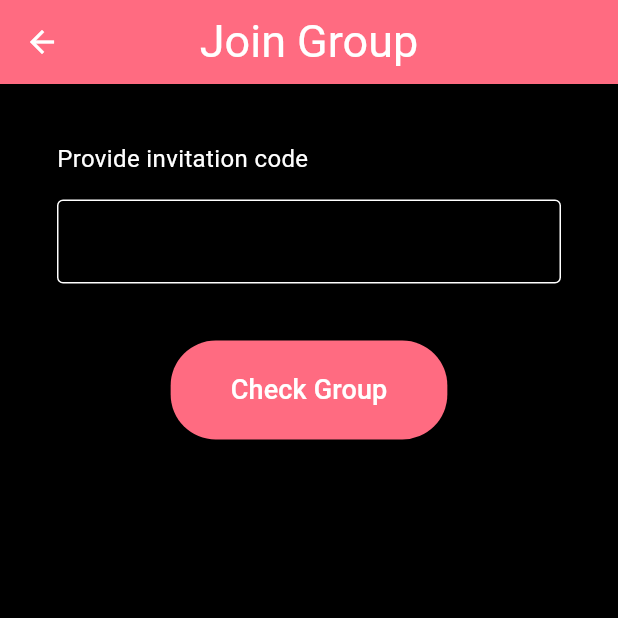
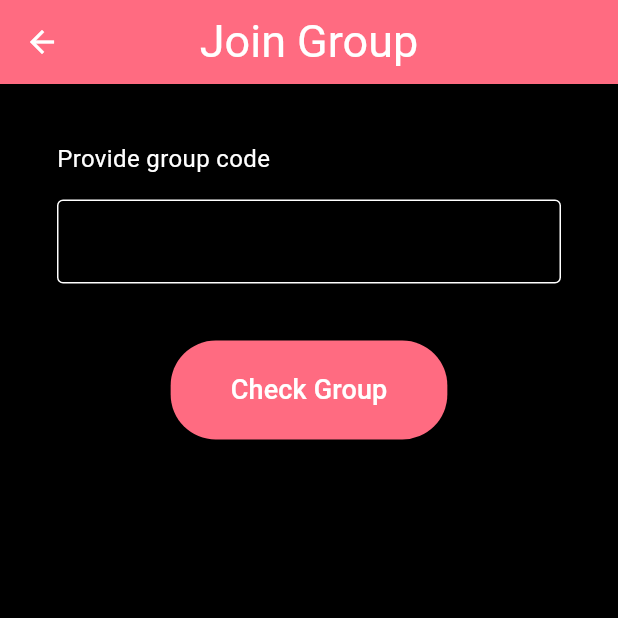
Before and after one commit to KrzysKond/jimbro-mobile, a Flutter app: the JoinGroupScreen screen opened by its route, on a phone screen of 412 x 824 dp, the top half of it. Run offline on Flutter 3.47's test engine with Material 3 defaults, Android fonts, the phone set to English and light mode, and no system bars; our stand-ins replace easy_date_timeline, flutter_secure_storage, image_picker; missing offline and left inert: dart:ffi; accounts and stored records are empty.

```diff
--- a/lib/screens/groups/search_group_screen.dart
+++ b/lib/screens/groups/search_group_screen.dart
@@ -83,13 +83,15 @@ class _JoinGroupScreenState extends State<JoinGroupScreen> {
       ),
       body: Padding(
         padding: const EdgeInsets.all(30.0),
+        child: SafeArea(
+          child: SingleChildScrollView(
             child: Column(
               mainAxisAlignment: MainAxisAlignment.start,
               crossAxisAlignment: CrossAxisAlignment.start,
               children: [
                 const Padding(
                   padding: EdgeInsets.all(8.0),
-              child: Text('Provide invitation code', style: TextStyle(color: Colors.white)),
+                  child: Text('Provide group code', style: TextStyle(color: Colors.white)),
                 ),
                 Padding(
                   padding: const EdgeInsets.all(8.0),
@@ -97,7 +99,7 @@ class _JoinGroupScreenState extends State<JoinGroupScreen> {
                     controller: _codeController,
                     style: const TextStyle(color: Colors.white),
                     decoration: const InputDecoration(
-                  labelText: 'Enter Invitation Code',
+                      labelText: 'Enter group Code',
                       border: OutlineInputBorder(),
                     ),
                   ),
@@ -184,6 +186,8 @@ class _JoinGroupScreenState extends State<JoinGroupScreen> {
               ],
             ),
           ),
+        ),
+      ),
     );
   }
 }
--- a/lib/screens/profile/settings_screen.dart
+++ b/lib/screens/profile/settings_screen.dart
@@ -20,7 +20,7 @@ class _SettingsScreenState extends State<SettingsScreen> {
   final ApiUserService apiUserService = ApiUserService();
 
   Future<void> _changeProfilePicture() async {
-    final pickedFile = await picker.pickImage(source: ImageSource.camera);
+    final pickedFile = await picker.pickImage(source: ImageSource.gallery);
 
     if (pickedFile != null) {
       setState(() {
--- a/lib/service/api_comment_service.dart
+++ b/lib/service/api_comment_service.dart
@@ -19,7 +19,8 @@ class ApiCommentService {
     );
     print(response.body);
     if (response.statusCode == 200) {
-      List<dynamic> jsonData = json.decode(response.body);
+      final decodedResponse = utf8.decode(response.bodyBytes);
+      List<dynamic> jsonData = json.decode(decodedResponse);
       return jsonData.map((json) => Comment.fromJson(json)).toList();
     } else {
       throw Exception('Failed to load comments');
--- a/lib/service/api_group_service.dart
+++ b/lib/service/api_group_service.dart
@@ -80,7 +80,6 @@ class ApiGroupService {
     );
 
     if (response.statusCode == 200) {
-      print(response.body);
       List<dynamic> body = jsonDecode(response.body);
       return body.map((dynamic item) => Group.fromJson(item)).toList();
     } else {
--- a/lib/service/api_workout_service.dart
+++ b/lib/service/api_workout_service.dart
@@ -30,7 +30,6 @@ class ApiWorkoutService {
       if (response.statusCode == 200) {
         final decodedResponse = utf8.decode(response.bodyBytes);
         final List<dynamic> jsonData = json.decode(decodedResponse);
-        print('Fetched JSON data: $jsonData');
         workouts = jsonData.map((item) => Workout.fromJson(item)).toList();
       } else {
         print('Failed to load workouts: ${response.statusCode}');
```
Also changed, not shown: lib/screens/add_workout.dart (+22 -3 lines), lib/screens/groups/group_screen.dart (line endings or trailing spaces), lib/screens/groups/groupchat_screen.dart (line endings or trailing spaces), lib/service/groupchat_service.dart (line endings or trailing spaces). Lines whose indentation alone changed are shown as unchanged.
